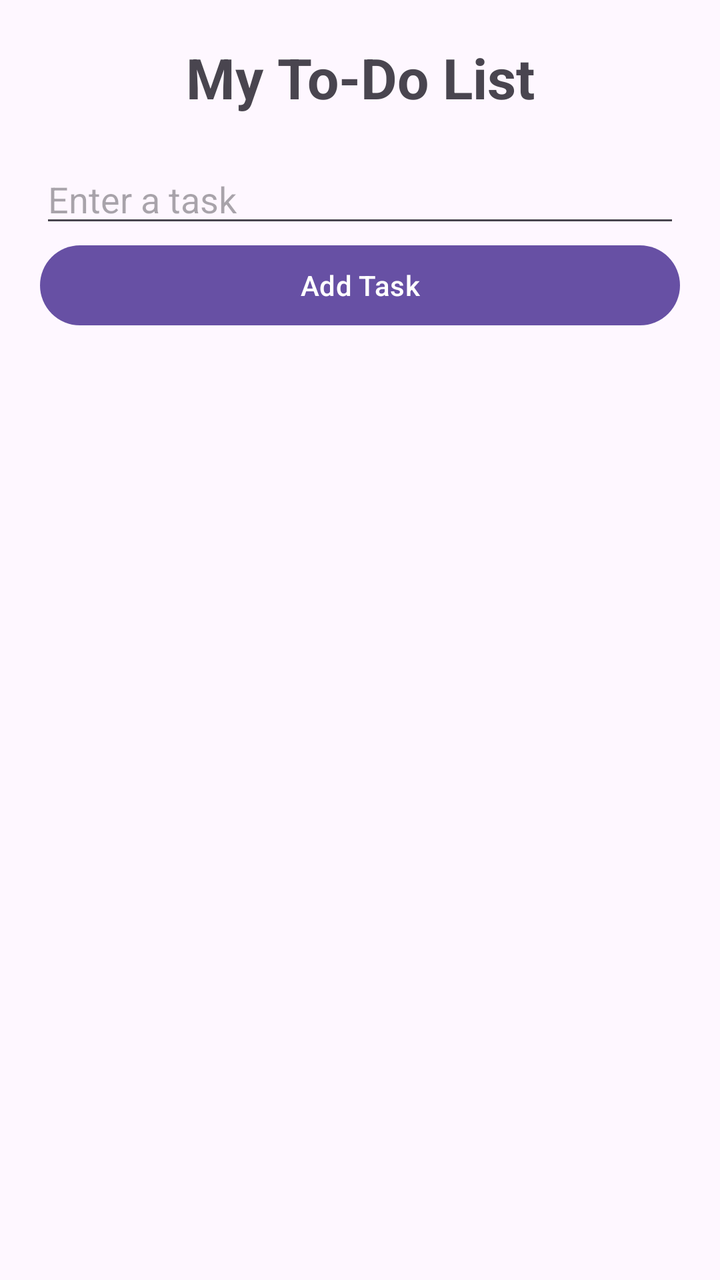
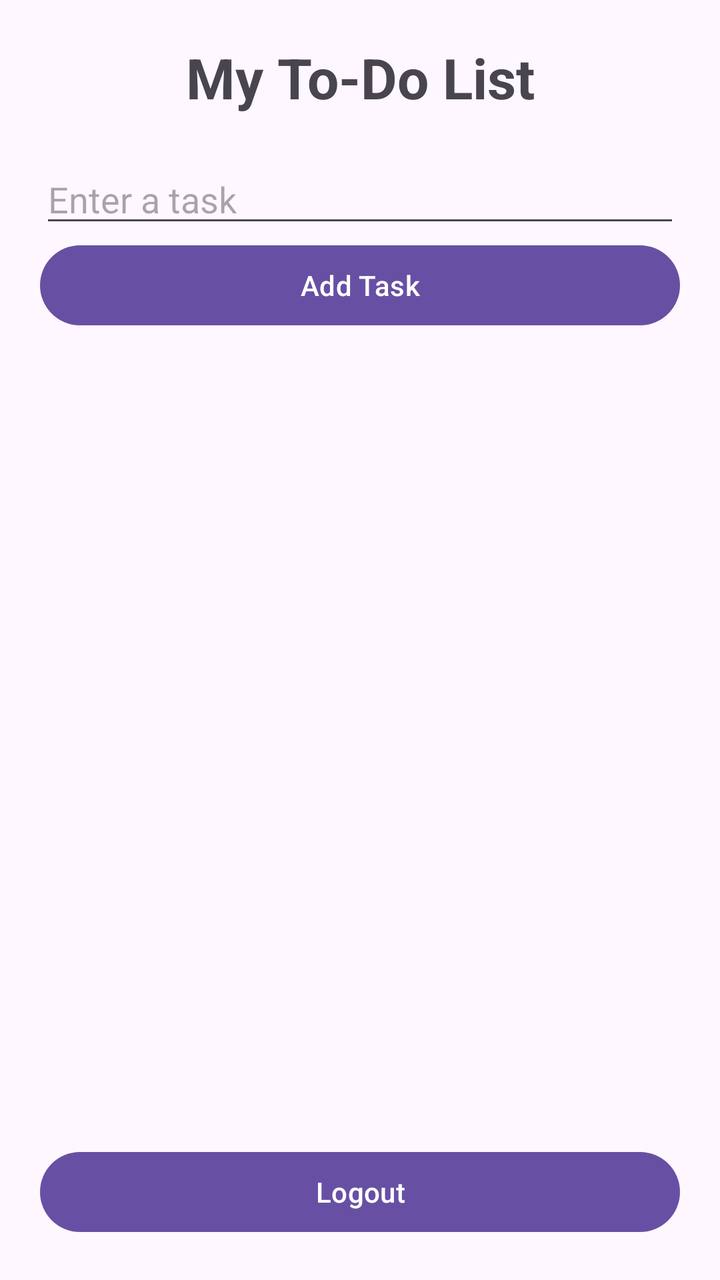

An Android layout rendered at two revisions. The XML below is the earlier revision; the diff shows what the commit changed to produce the second picture.
<!-- AndroidManifest.xml: application theme Theme.To_do_list -->
<!-- res/layout/activity_main.xml -->
<?xml version="1.0" encoding="utf-8"?>
<LinearLayout
    xmlns:android="http://schemas.android.com/apk/res/android"
    android:layout_width="match_parent"
    android:layout_height="match_parent"
    android:orientation="vertical"
    android:padding="20dp">

    <TextView
        android:layout_width="match_parent"
        android:layout_height="wrap_content"
        android:text="My To-Do List"
        android:textSize="28sp"
        android:textStyle="bold"
        android:gravity="center"
        android:layout_marginBottom="20dp"/>

    <EditText
        android:id="@+id/taskInput"
        android:layout_width="match_parent"
        android:layout_height="wrap_content"
        android:hint="Enter a task"/>

    <Button
        android:id="@+id/addButton"
        android:layout_width="match_parent"
        android:layout_height="wrap_content"
        android:text="Add Task"/>

    <ListView
        android:id="@+id/taskList"
        android:layout_width="match_parent"
        android:layout_height="0dp"
        android:layout_weight="1"/>

</LinearLayout>
<!-- resources referenced by this layout -->
<resources>
  <style name="Theme.To_do_list" parent="Base.Theme.To_do_list" />
  <style name="Base.Theme.To_do_list" parent="Theme.Material3.DayNight.NoActionBar">
          
          
      </style>
</resources>

<!-- the commit's change to res/layout/activity_main.xml (unified diff, before → after) -->
@@ -33,4 +33,11 @@
         android:layout_height="0dp"
         android:layout_weight="1"/>
 
+    <Button
+        android:id="@+id/logoutButton"
+        android:layout_width="match_parent"
+        android:layout_height="wrap_content"
+        android:text="Logout"
+        android:layout_marginTop="8dp"/>
+
 </LinearLayout>
